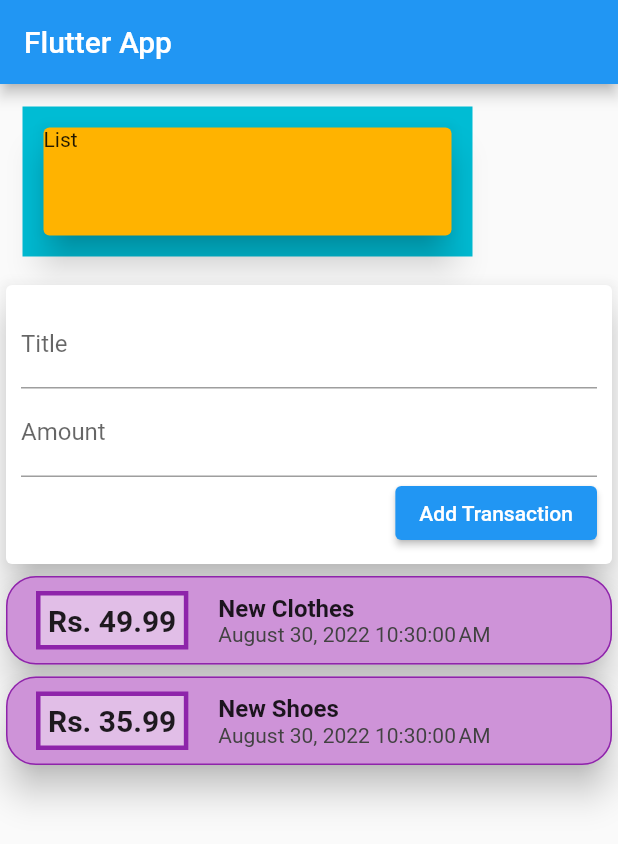
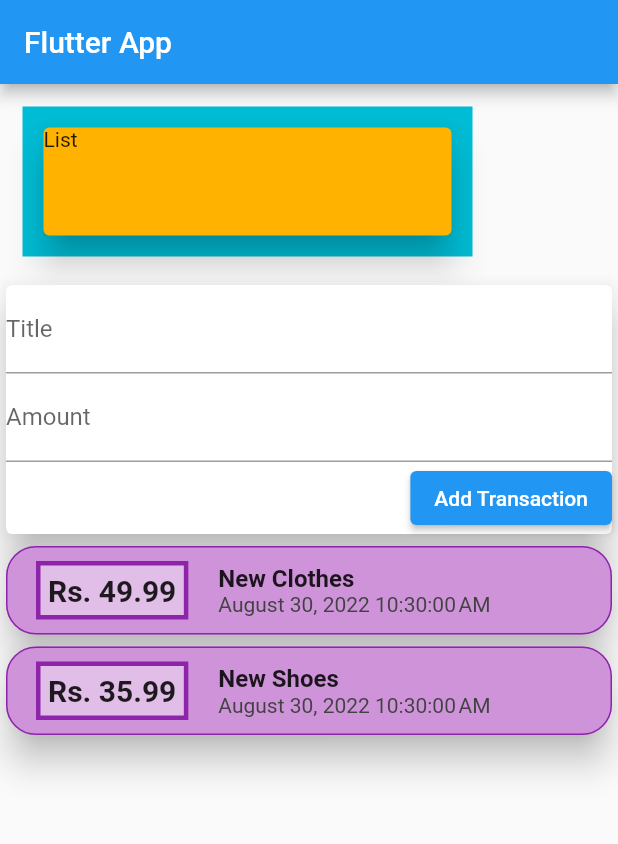
Before and after one commit to thedarkalchemist16/expenses_app, a Flutter app: the screen it shows after launch, on a phone screen of 412 x 824 dp. Shown: the top 844 px of the screen. Run offline on Flutter 3.47's test engine with Material 2 defaults, Android fonts, the phone set to English and light mode, and no system bars.

Commit message:
commit 1 31st aug

```diff
--- a/lib/main.dart
+++ b/lib/main.dart
@@ -13,6 +13,9 @@ class MyHomePage extends StatelessWidget {
     Transactions(
         amount: 35.99, id: 't2', date: DateTime.now(), title: 'New Shoes')
   ];
+
+  final titleController = TextEditingController();
+  final amoutController = TextEditingController();
 
   @override
   Widget build(BuildContext context) {
@@ -39,16 +42,15 @@ class MyHomePage extends StatelessWidget {
             ),
             Card(
               elevation: 10,
-              child: Container(
-                margin: EdgeInsets.all(10),
-                child: Column(
-                    crossAxisAlignment: CrossAxisAlignment.end,
-                    children: [
+              child:
+                  Column(crossAxisAlignment: CrossAxisAlignment.end, children: [
                 TextField(
                   decoration: InputDecoration(labelText: 'Title'),
+                  controller: titleController,
                 ),
                 TextField(
                   decoration: InputDecoration(labelText: 'Amount'),
+                  controller: amoutController,
                 ),
                 ElevatedButton(
                   onPressed: (() {}),
@@ -57,7 +59,6 @@ class MyHomePage extends StatelessWidget {
                   ),
                 ),
               ]),
-              ),
             ),
             Column(
               children: [
```
Lines whose indentation alone changed are shown as unchanged.
